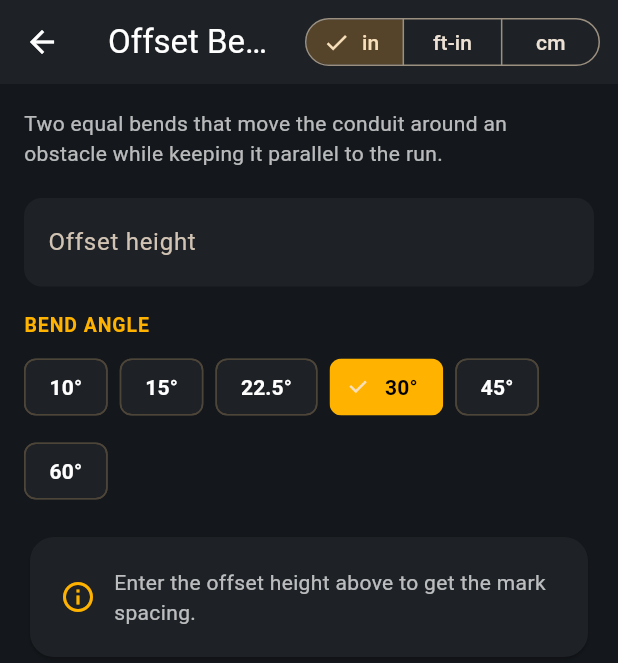
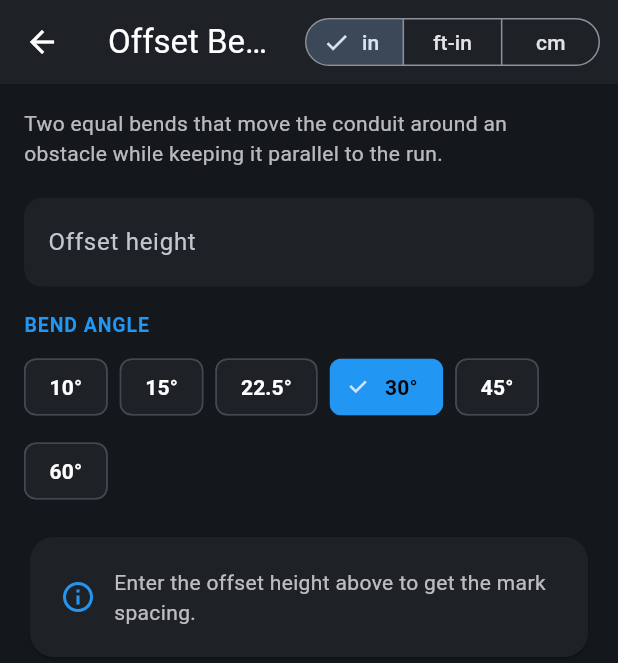
Before and after one commit to itsmemubeenkhan/bendpro, a Flutter app: the screen it shows after launch, after a tap on "Offset Bend", on a phone screen of 412 x 824 dp. Shown: the top 663 px of the screen. Run offline on Flutter 3.47's test engine with Material 3 defaults, Android fonts, the phone set to English and light mode, and no system bars; our stand-ins replace shared_preferences.

Commit message:
Match logo: change amber theme to logo blue (#2196F3)

```diff
--- a/lib/diagrams.dart
+++ b/lib/diagrams.dart
@@ -1,13 +1,13 @@
 import 'dart:math';
 import 'package:flutter/material.dart';
-import 'widgets.dart' show kAmber;
+import 'widgets.dart' show kAccent;
 
 /// Original hand-drawn-style bend diagrams for each calculator.
 /// Every painter receives pre-formatted label strings so it stays dumb.
 
 class _D {
   static final pipePaint = Paint()
-    ..color = kAmber
+    ..color = kAccent
     ..strokeWidth = 9
     ..style = PaintingStyle.stroke
     ..strokeCap = StrokeCap.round
@@ -15,7 +15,7 @@ class _D {
 
   static final dimPaint = Paint()..color = const Color(0xFF9AA0A6)..strokeWidth = 1.2;
   static final arrowPaint = Paint()..color = const Color(0xFF9AA0A6);
-  static const labelColor = Color(0xFFFFB300);
+  static const labelColor = Color(0xFF2196F3);
 
   static void pipe(Canvas c, List<Offset> pts) {
     final path = Path()..moveTo(pts.first.dx, pts.first.dy);
@@ -47,9 +47,9 @@ class _D {
     tp.paint(c, Offset(at.dx - tp.width / 2, at.dy - tp.height / 2));
   }
 
-  /// Bend mark: amber dot with a number tag above it.
+  /// Bend mark: blue dot with a number tag above it.
   static void mark(Canvas c, Offset pt, String tag) {
-    c.drawCircle(pt, 7, Paint()..color = kAmber);
+    c.drawCircle(pt, 7, Paint()..color = kAccent);
     c.drawCircle(pt, 3, Paint()..color = Colors.black);
     text(c, tag, pt + const Offset(0, -24),
         size: 13, color: labelColor, bold: true);
@@ -175,7 +175,7 @@ class RollingOffsetDiagramPainter extends CustomPainter {
     canvas.drawLine(Offset(tx, ty), Offset(tx, ty - riseH), p);
     canvas.drawLine(Offset(tx, ty), Offset(tx + rollW, ty), p);
     canvas.drawLine(Offset(tx, ty - riseH), Offset(tx + rollW, ty),
-        Paint()..color = kAmber..strokeWidth = 1.8);
+        Paint()..color = kAccent..strokeWidth = 1.8);
     _D.text(canvas, riseLabel, Offset(tx - 24, ty - riseH / 2), size: 10.5);
     _D.text(canvas, rollLabel, Offset(tx + rollW / 2, ty + 13), size: 10.5);
     _D.text(canvas, 'true $trueLabel', Offset(tx + rollW / 2 + 8, ty - riseH / 2 - 12),
--- a/lib/main.dart
+++ b/lib/main.dart
@@ -8,7 +8,7 @@ class BendProApp extends StatelessWidget {
 
   @override
   Widget build(BuildContext context) {
-    const amber = Color(0xFFFFB300);
+    const accentBlue = Color(0xFF2196F3);
     return MaterialApp(
       title: 'BendPro - Conduit Calculator',
       debugShowCheckedModeBanner: false,
@@ -17,11 +17,11 @@ class BendProApp extends StatelessWidget {
         brightness: Brightness.dark,
         scaffoldBackgroundColor: const Color(0xFF14171B),
         colorScheme: ColorScheme.fromSeed(
-          seedColor: amber,
+          seedColor: accentBlue,
           brightness: Brightness.dark,
         ).copyWith(
-          primary: amber,
-          secondary: amber,
+          primary: accentBlue,
+          secondary: accentBlue,
           surface: const Color(0xFF1E2226),
         ),
         appBarTheme: const AppBarTheme(
--- a/lib/screens/four_point_saddle_screen.dart
+++ b/lib/screens/four_point_saddle_screen.dart
@@ -114,7 +114,7 @@ class _FourPointSaddleScreenState extends State<FourPointSaddleScreen> {
                         const Text(
                           'MARK LAYOUT',
                           style: TextStyle(
-                            color: kAmber,
+                            color: kAccent,
                             fontWeight: FontWeight.bold,
                             fontSize: 13,
                             letterSpacing: 0.8,
@@ -123,7 +123,7 @@ class _FourPointSaddleScreenState extends State<FourPointSaddleScreen> {
                         IconButton(
                           tooltip: 'Save to history',
                           icon: const Icon(Icons.bookmark_add_outlined,
-                              color: kAmber),
+                              color: kAccent),
                           onPressed: () =>
                               HistoryStore.add('Four-Point Saddle', summary)
                                   .then((_) => ScaffoldMessenger.of(context)
@@ -178,7 +178,7 @@ class _FourPointSaddleScreenState extends State<FourPointSaddleScreen> {
               style: const TextStyle(color: Colors.white, fontSize: 14)),
           Text(value,
               style: const TextStyle(
-                  color: kAmber,
+                  color: kAccent,
                   fontSize: 14,
                   fontWeight: FontWeight.w600)),
         ],
--- a/lib/screens/history_screen.dart
+++ b/lib/screens/history_screen.dart
@@ -103,11 +103,11 @@ class _HistoryScreenState extends State<HistoryScreen> {
                     width: 42,
                     height: 42,
                     decoration: BoxDecoration(
-                      color: kAmber.withOpacity(0.15),
+                      color: kAccent.withOpacity(0.15),
                       borderRadius: BorderRadius.circular(10),
                     ),
                     child: const Icon(Icons.calculate_outlined,
-                        color: kAmber, size: 22),
+                        color: kAccent, size: 22),
                   ),
                   title: Text(e.calc,
                       style: const TextStyle(
--- a/lib/screens/home_screen.dart
+++ b/lib/screens/home_screen.dart
@@ -98,7 +98,7 @@ class HomeScreen extends StatelessWidget {
           const Text(
             'Conduit Calculator',
             style: TextStyle(
-              color: kAmber,
+              color: kAccent,
               fontSize: 26,
               fontWeight: FontWeight.bold,
             ),
@@ -137,10 +137,10 @@ class HomeScreen extends StatelessWidget {
                           width: 46,
                           height: 46,
                           decoration: BoxDecoration(
-                            color: kAmber.withOpacity(0.15),
+                            color: kAccent.withOpacity(0.15),
                             borderRadius: BorderRadius.circular(12),
                           ),
-                          child: Icon(c.icon, color: kAmber, size: 26),
+                          child: Icon(c.icon, color: kAccent, size: 26),
                         ),
                         const SizedBox(height: 12),
                         Text(
--- a/lib/screens/profiles_screen.dart
+++ b/lib/screens/profiles_screen.dart
@@ -180,7 +180,7 @@ class _ProfilesScreenState extends State<ProfilesScreen> {
     return Scaffold(
       appBar: AppBar(title: const Text('Bender Profiles')),
       floatingActionButton: FloatingActionButton(
-        backgroundColor: kAmber,
+        backgroundColor: kAccent,
         foregroundColor: Colors.black,
         tooltip: 'Add profile',
         onPressed: () => _edit(),
@@ -231,7 +231,7 @@ class _ProfilesScreenState extends State<ProfilesScreen> {
       shape: RoundedRectangleBorder(
         borderRadius: BorderRadius.circular(16),
         side: active
-            ? const BorderSide(color: kAmber, width: 1.2)
+            ? const BorderSide(color: kAccent, width: 1.2)
             : BorderSide.none,
       ),
       child: InkWell(
@@ -248,7 +248,7 @@ class _ProfilesScreenState extends State<ProfilesScreen> {
                     active
                         ? Icons.radio_button_checked
                         : Icons.radio_button_unchecked,
-                    color: active ? kAmber : Colors.white38,
+                    color: active ? kAccent : Colors.white38,
                     size: 20,
                   ),
                   const SizedBox(width: 10),
--- a/lib/screens/stub_up_screen.dart
+++ b/lib/screens/stub_up_screen.dart
@@ -90,7 +90,7 @@ class _StubUpScreenState extends State<StubUpScreen> {
                 })),
                 IconButton(
                   tooltip: 'Manage bender profiles',
-                  icon: const Icon(Icons.settings_outlined, color: kAmber),
+                  icon: const Icon(Icons.settings_outlined, color: kAccent),
                   onPressed: () => Navigator.of(context)
                       .push(MaterialPageRoute(
                           builder: (_) => const ProfilesScreen()))
@@ -109,7 +109,7 @@ class _StubUpScreenState extends State<StubUpScreen> {
                   label: Text(s),
                   selected: isSel,
                   onSelected: (_) => setState(() => _size = s),
-                  selectedColor: kAmber,
+                  selectedColor: kAccent,
                   labelStyle: TextStyle(
                     color: isSel ? Colors.black : Colors.white,
                     fontWeight: FontWeight.w600,
@@ -188,7 +188,7 @@ class _StubUpScreenState extends State<StubUpScreen> {
       label: Text(label),
       selected: selected,
       onSelected: (_) => onTap(),
-      selectedColor: kAmber,
+      selectedColor: kAccent,
       labelStyle: TextStyle(
         color: selected ? Colors.black : Colors.white,
         fontWeight: FontWeight.w600,
--- a/lib/screens/three_point_saddle_screen.dart
+++ b/lib/screens/three_point_saddle_screen.dart
@@ -98,7 +98,7 @@ class _ThreePointSaddleScreenState extends State<ThreePointSaddleScreen> {
                     const Text(
                       'MARK LAYOUT',
                       style: TextStyle(
-                        color: kAmber,
+                        color: kAccent,
                         fontWeight: FontWeight.bold,
                         fontSize: 13,
                         letterSpacing: 0.8,
@@ -113,7 +113,7 @@ class _ThreePointSaddleScreenState extends State<ThreePointSaddleScreen> {
                     const Divider(height: 20, color: Colors.white12),
                     Row(
                       children: [
-                        const Icon(Icons.compress, color: kAmber, size: 18),
+                        const Icon(Icons.compress, color: kAccent, size: 18),
                         const SizedBox(width: 8),
                         Expanded(
                           child: Text(
@@ -157,7 +157,7 @@ class _ThreePointSaddleScreenState extends State<ThreePointSaddleScreen> {
               style: const TextStyle(color: Colors.white, fontSize: 14)),
           Text(value,
               style: const TextStyle(
-                  color: kAmber,
+                  color: kAccent,
                   fontSize: 14,
                   fontWeight: FontWeight.w600)),
         ],
--- a/lib/screens/ubend_screen.dart
+++ b/lib/screens/ubend_screen.dart
@@ -101,7 +101,7 @@ class _UBendScreenState extends State<UBendScreen> {
                     })),
                 IconButton(
                   tooltip: 'Manage bender profiles',
-                  icon: const Icon(Icons.settings_outlined, color: kAmber),
+                  icon: const Icon(Icons.settings_outlined, color: kAccent),
                   onPressed: () => Navigator.of(context)
                       .push(MaterialPageRoute(
                           builder: (_) => const ProfilesScreen()))
@@ -120,7 +120,7 @@ class _UBendScreenState extends State<UBendScreen> {
                   label: Text(sz),
                   selected: isSel,
                   onSelected: (_) => setState(() => _size = sz),
-                  selectedColor: kAmber,
+                  selectedColor: kAccent,
                   labelStyle: TextStyle(
                     color: isSel ? Colors.black : Colors.white,
                     fontWeight: FontWeight.w600,
@@ -190,7 +190,7 @@ class _UBendScreenState extends State<UBendScreen> {
       label: Text(label),
       selected: selected,
       onSelected: (_) => onTap(),
-      selectedColor: kAmber,
+      selectedColor: kAccent,
       labelStyle: TextStyle(
         color: selected ? Colors.black : Colors.white,
         fontWeight: FontWeight.w600,
--- a/lib/widgets.dart
+++ b/lib/widgets.dart
@@ -2,10 +2,10 @@ import 'package:flutter/material.dart';
 import 'package:flutter/services.dart';
 import 'units.dart';
 
-/// Shared building blocks: dark industrial styling, amber accents,
+/// Shared building blocks: dark industrial styling, blue accents,
 /// big readable results.
 
-const Color kAmber = Color(0xFFFFB300);
+const Color kAccent = Color(0xFF2196F3);
 const Color kCardBg = Color(0xFF1E2226);
 
 /// Page shell: title, measure-mode toggle in the app bar, scrollable body.
@@ -124,7 +124,7 @@ class LengthField extends StatelessWidget {
           ),
           focusedBorder: OutlineInputBorder(
             borderRadius: BorderRadius.circular(12),
-            borderSide: const BorderSide(color: kAmber, width: 1.5),
+            borderSide: const BorderSide(color: kAccent, width: 1.5),
           ),
         ),
       ),
@@ -144,7 +144,7 @@ class SectionLabel extends StatelessWidget {
       child: Text(
         text,
         style: const TextStyle(
-          color: kAmber,
+          color: kAccent,
           fontWeight: FontWeight.w600,
           fontSize: 13,
           letterSpacing: 0.6,
@@ -176,7 +176,7 @@ class AngleChips extends StatelessWidget {
           label: Text(AppUnits.angleLabel(a)),
           selected: isSel,
           onSelected: (_) => onSelected(a),
-          selectedColor: kAmber,
+          selectedColor: kAccent,
           labelStyle: TextStyle(
             color: isSel ? Colors.black : Colors.white,
             fontWeight: FontWeight.w600,
@@ -187,7 +187,7 @@ class AngleChips extends StatelessWidget {
   }
 }
 
-/// Big result card: headline number in amber, trade fraction underneath
+/// Big result card: headline number in blue, trade fraction underneath
 /// (inch modes), optional note, optional save-to-history button.
 class ResultCard extends StatelessWidget {
   final String label;
@@ -215,7 +215,7 @@ class ResultCard extends StatelessWidget {
       color: kCardBg,
       shape: RoundedRectangleBorder(
         borderRadius: BorderRadius.circular(16),
-        side: const BorderSide(color: kAmber, width: 1.2),
+        side: const BorderSide(color: kAccent, width: 1.2),
       ),
       child: Padding(
         padding: const EdgeInsets.symmetric(vertical: 20, horizontal: 16),
@@ -240,7 +240,7 @@ class ResultCard extends StatelessWidget {
                   IconButton(
                     tooltip: 'Save to history',
                     icon: const Icon(Icons.bookmark_add_outlined,
-                        color: kAmber),
+                        color: kAccent),
                     onPressed: onSave,
                   ),
               ],
@@ -249,7 +249,7 @@ class ResultCard extends StatelessWidget {
             Text(
               value,
               style: const TextStyle(
-                color: kAmber,
+                color: kAccent,
                 fontSize: 40,
                 fontWeight: FontWeight.bold,
               ),
@@ -296,7 +296,7 @@ class StepsCard extends StatelessWidget {
             Text(
               title,
               style: const TextStyle(
-                color: kAmber,
+                color: kAccent,
                 fontWeight: FontWeight.bold,
                 fontSize: 15,
               ),
@@ -312,7 +312,7 @@ class StepsCard extends StatelessWidget {
                         height: 26,
                         alignment: Alignment.center,
                         decoration: const BoxDecoration(
-                          color: kAmber,
+                          color: kAccent,
                           shape: BoxShape.circle,
                         ),
                         child: Text(
@@ -359,7 +359,7 @@ class HintCard extends StatelessWidget {
         padding: const EdgeInsets.all(20),
         child: Row(
           children: [
-            const Icon(Icons.info_outline, color: kAmber),
+            const Icon(Icons.info_outline, color: kAccent),
             const SizedBox(width: 12),
             Expanded(
               child: Text(
```
Also changed, not shown: 1 other file.
